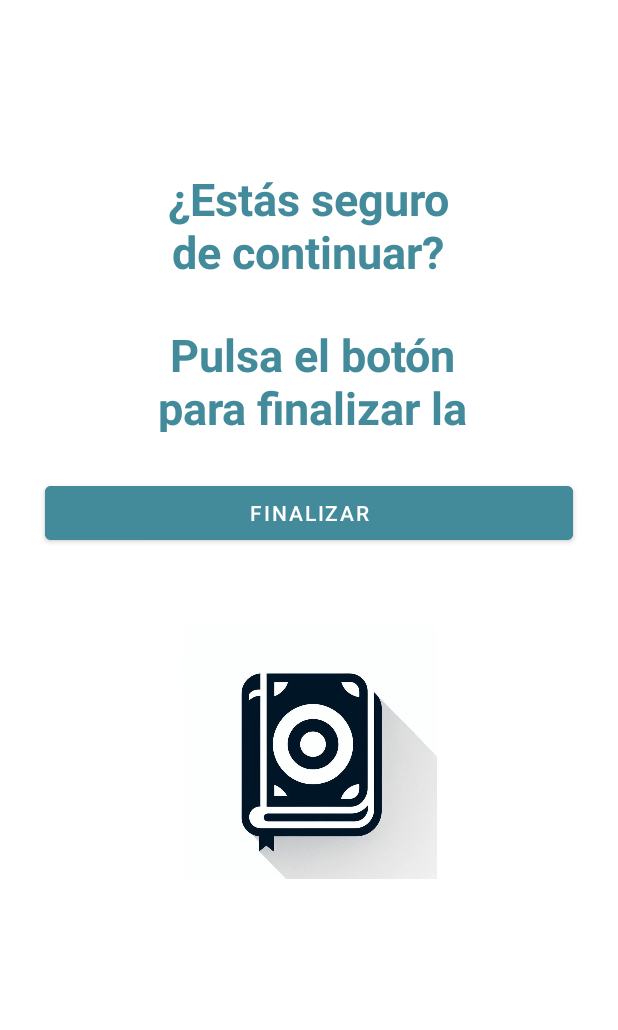
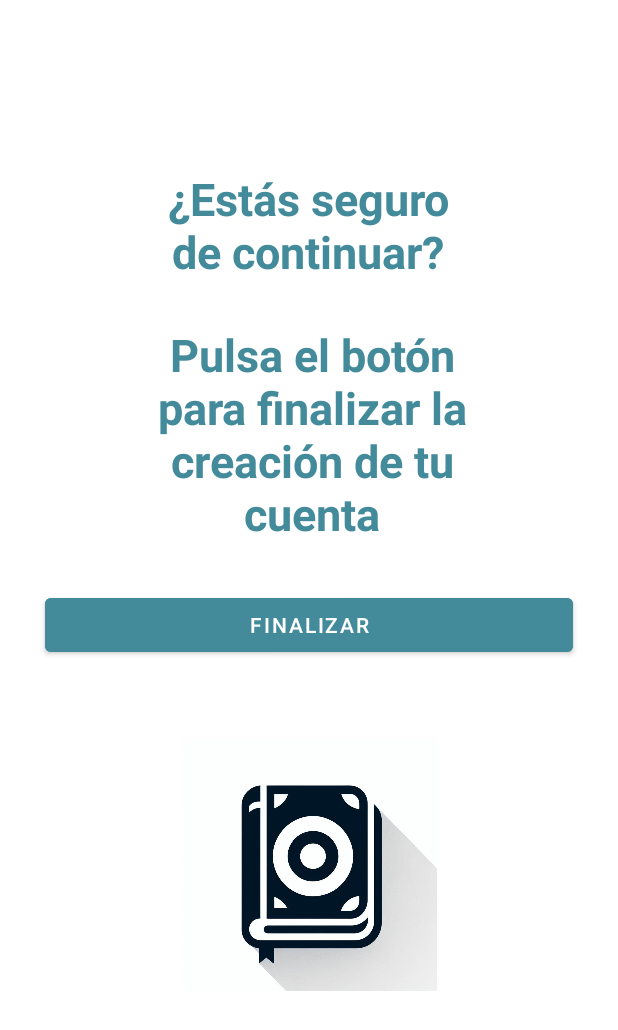
Before and after one commit to ChechoDev1/BookBeaconApp, an Android app: the layout fragment_register_3.xml on its own in the app's theme, with its tools: preview values and no code run, on a phone screen of 412 x 824 dp. Shown: the top 1030 px of the screen. Run offline under Robolectric (Android 15) with nearby library versions, the phone set to English and light mode, and no system bars.

Commit message:
El commit 100% Definitivo

```diff
--- a/app/src/main/res/layout/fragment_register_3.xml
+++ b/app/src/main/res/layout/fragment_register_3.xml
@@ -26,7 +26,7 @@
         android:id="@+id/tvTitulo6"
         style="@style/Titulo"
         android:layout_width="@dimen/width_title"
-        android:layout_height="@dimen/heigh_title"
+        android:layout_height="wrap_content"
         android:layout_marginTop="216dp"
         android:text="@string/pulsa_el_boton_para_finalizar"
         android:textAlignment="center"
```
Also changed, not shown: app/src/main/res/layout/fragment_register_2.xml (+11 -10 lines).
